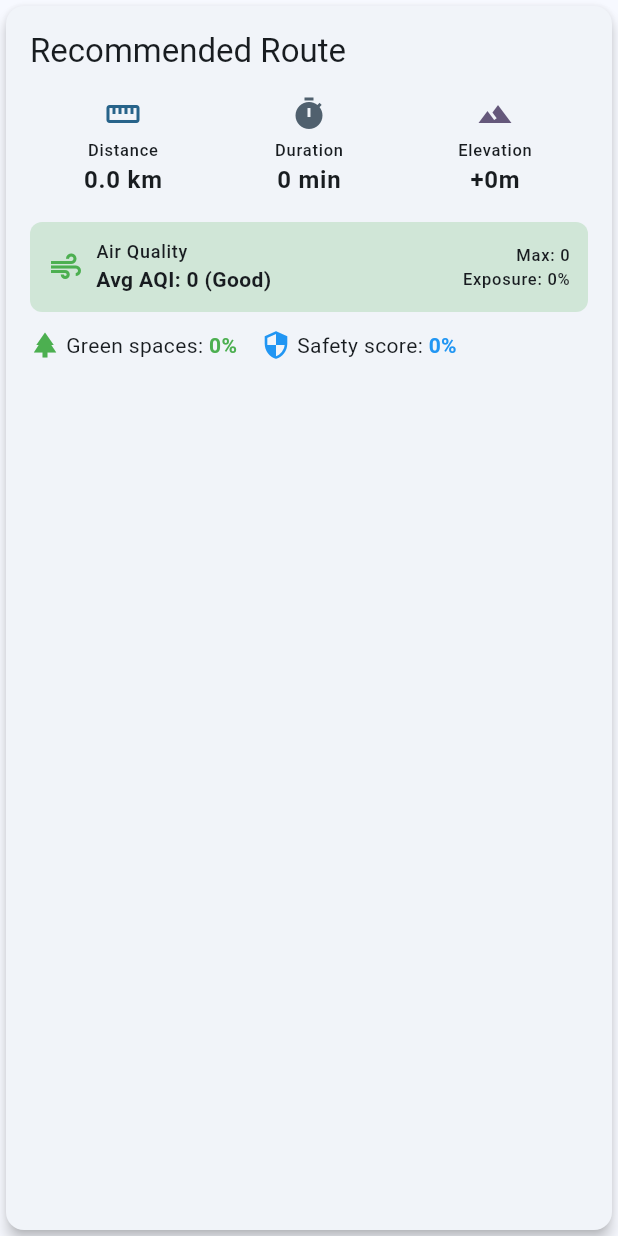
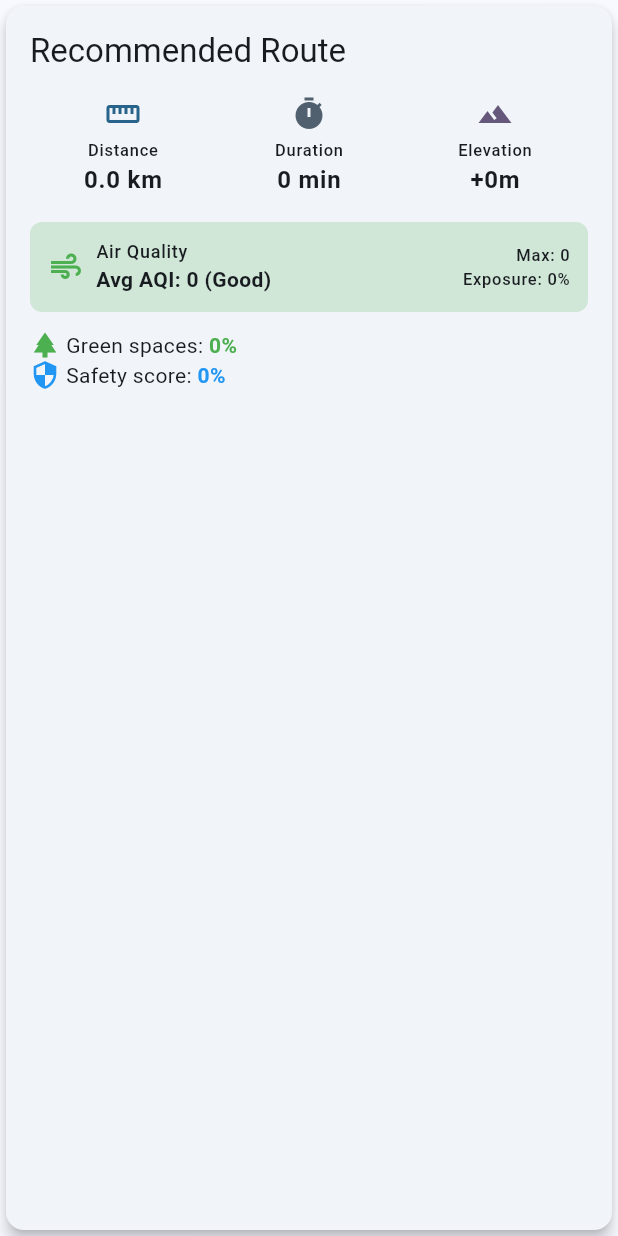
Before and after one commit to viktorinkov/healthmap_ai, a Flutter app: the RouteDetailsCard widget shown alone on an empty page, opened directly with empty values, on a phone screen of 412 x 824 dp. Run offline on Flutter 3.47's test engine with Material 3 defaults, Android fonts, the phone set to English and light mode, and no system bars; our stand-ins replace app_links, fl_chart, flutter_dotenv, google_generative_ai, google_maps_flutter, location and 3 more; accounts and stored records are empty; network calls fail.

Commit message:
ui fixes

```diff
--- a/lib/screens/onboarding/welcome_screen.dart
+++ b/lib/screens/onboarding/welcome_screen.dart
@@ -7,6 +7,7 @@ class WelcomeScreen extends StatelessWidget {
   Widget build(BuildContext context) {
     return Padding(
       padding: const EdgeInsets.all(24.0),
+      child: SingleChildScrollView(
         child: Column(
           mainAxisAlignment: MainAxisAlignment.center,
           children: [
@@ -81,6 +82,7 @@ class WelcomeScreen extends StatelessWidget {
             ),
           ],
         ),
+      ),
     );
   }
 }
--- a/lib/widgets/run_coach_widgets.dart
+++ b/lib/widgets/run_coach_widgets.dart
@@ -113,7 +113,7 @@ class RouteDetailsCard extends StatelessWidget {
             const SizedBox(height: 12),
 
             // Additional route features
-            Row(
+            Wrap(
               children: [
                 _RouteFeature(
                   icon: Icons.park,
@@ -383,7 +383,7 @@ class HealthRiskCard extends StatelessWidget {
                 color: riskColor.withAlpha(51),
                 borderRadius: BorderRadius.circular(8),
               ),
-              child: Row(
+              child: Wrap(
                 children: [
                   Icon(
                     Icons.favorite,
```
Lines whose indentation alone changed are shown as unchanged.
